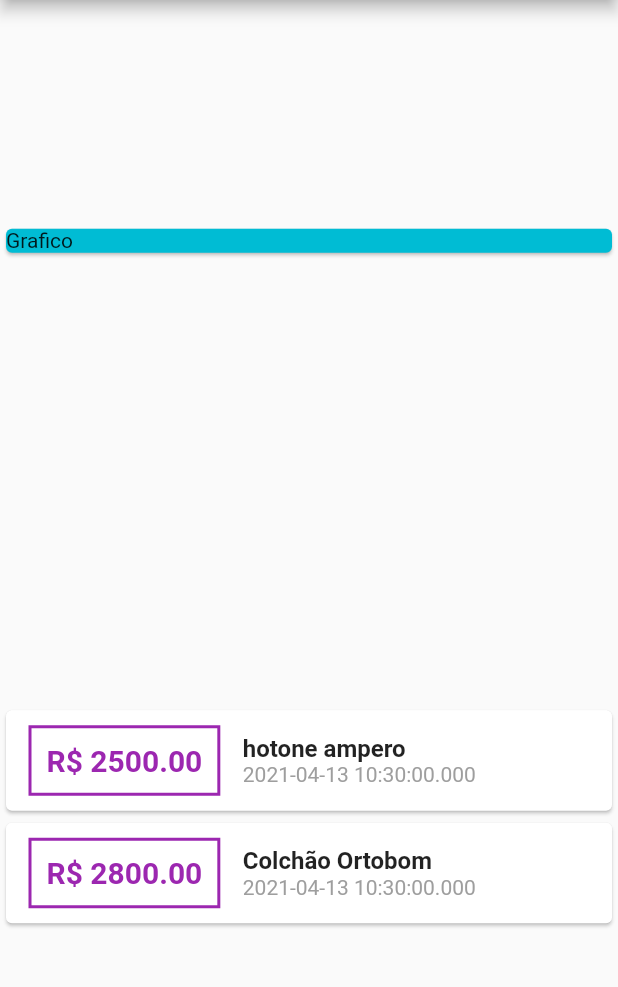
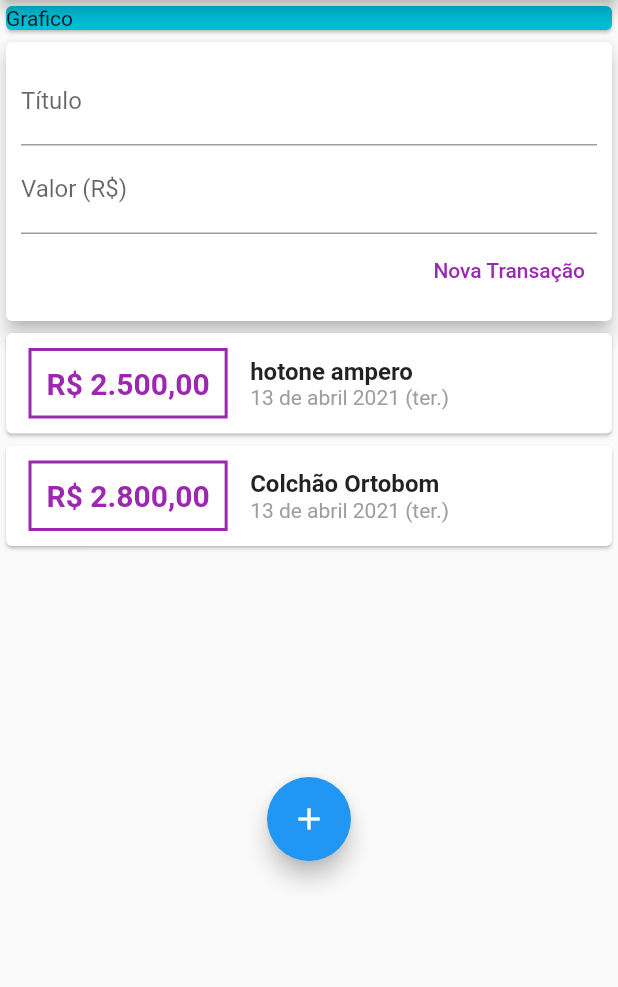
Before and after one commit to MauricioSupero/Expenses, a Flutter app: the screen it shows after launch, on a phone screen of 412 x 824 dp, the part 84-1071 px from its top. Run offline on Flutter 3.47's test engine with Material 2 defaults, Android fonts, the phone set to English and light mode, and no system bars.

Commit message:
add SingleChildScrollView

```diff
--- /dev/null
+++ b/lib/components/transaction_form.dart
@@ -0,0 +1,52 @@
+import 'package:flutter/material.dart';
+
+class TransactionForm extends StatelessWidget {
+  final titleController = TextEditingController();
+  final valueController = TextEditingController();
+
+  final void Function(String, double) onSubmit;
+
+  TransactionForm(this.onSubmit);
+
+  @override
+  Widget build(BuildContext context) {
+    return Card(
+      elevation: 5,
+      child: Padding(
+        padding: const EdgeInsets.all(10.0),
+        child: Column(
+          children: [
+            TextField(
+              controller: titleController,
+              decoration: InputDecoration(
+                labelText: 'Título',
+              ),
+            ),
+            TextField(
+              controller: valueController,
+              decoration: InputDecoration(
+                labelText: 'Valor (R\$)',
+              ),
+            ),
+            Row(
+              mainAxisAlignment: MainAxisAlignment.end,
+              children: [
+                TextButton(
+                  onPressed: () {
+                    final title = titleController.text;
+                    final value = double.tryParse(valueController.text);
+                    onSubmit(title, value);
+                  },
+                  child: Text(
+                    'Nova Transação',
+                    style: TextStyle(color: Colors.purple) ?? 0.0,
+                  ),
+                ),
+              ],
+            )
+          ],
+        ),
+      ),
+    );
+  }
+}
--- /dev/null
+++ b/lib/components/transaction_list.dart
@@ -0,0 +1,69 @@
+import 'package:despesas/models/transaction.dart';
+import 'package:flutter/material.dart';
+import 'package:flutter/widgets.dart';
+import 'package:intl/intl.dart';
+
+class TransactionList extends StatelessWidget {
+  final List<Transaction> transactions;
+
+  TransactionList(this.transactions);
+
+  @override
+  Widget build(BuildContext context) {
+    return Container(
+      height: 300,
+      child: SingleChildScrollView(
+        child: Column(children: [
+          ...transactions
+              .map((tr) => Card(
+                    child: Row(
+                      children: [
+                        Container(
+                          margin: EdgeInsets.symmetric(
+                            horizontal: 15,
+                            vertical: 10,
+                          ),
+                          decoration: BoxDecoration(
+                              border: Border.all(
+                            color: Colors.purple,
+                            width: 2,
+                          )),
+                          padding: EdgeInsets.all(10),
+                          child: Text(
+                            NumberFormat.currency(
+                                    symbol: 'R\$', decimalDigits: 2)
+                                .format(tr.value),
+                            style: TextStyle(
+                              fontWeight: FontWeight.bold,
+                              fontSize: 20,
+                              color: Colors.purple,
+                            ),
+                          ),
+                        ),
+                        Column(
+                          crossAxisAlignment: CrossAxisAlignment.start,
+                          children: [
+                            Text(
+                              tr.title,
+                              style: TextStyle(
+                                fontSize: 16,
+                                fontWeight: FontWeight.bold,
+                              ),
+                            ),
+                            Text(
+                              DateFormat("d 'de' MMMM y (E)").format(tr.date),
+                              style: TextStyle(
+                                color: Colors.grey,
+                              ),
+                            )
+                          ],
+                        ),
+                      ],
+                    ),
+                  ))
+              .toList(),
+        ]),
+      ),
+    );
+  }
+}
--- /dev/null
+++ b/lib/components/transaction_user.dart
@@ -0,0 +1,51 @@
+import 'dart:math';
+
+import 'package:flutter/material.dart';
+
+import 'package:despesas/models/transaction.dart';
+import 'transaction_form.dart';
+import 'transaction_list.dart';
+
+class TransactionUser extends StatefulWidget {
+  @override
+  _TransactionUserState createState() => _TransactionUserState();
+}
+
+class _TransactionUserState extends State<TransactionUser> {
+  final _transactions = [
+    Transaction(
+      id: 't1',
+      title: 'hotone ampero',
+      value: 2500.00,
+      date: DateTime.now(),
+    ),
+    Transaction(
+      id: 't2',
+      title: 'Colchão Ortobom',
+      value: 2800.00,
+      date: DateTime.now(),
+    )
+  ];
+
+  _addTransaction(String title, double value) {
+    final newTransaction = Transaction(
+      id: Random().nextDouble().toString(),
+      title: title,
+      value: value,
+      date: DateTime.now(),
+    );
+    setState(() {
+      _transactions.add(newTransaction);
+    });
+  }
+
+  @override
+  Widget build(BuildContext context) {
+    return Column(
+      children: [
+        TransactionForm(_addTransaction),
+        TransactionList(_transactions),
+      ],
+    );
+  }
+}
--- a/lib/main.dart
+++ b/lib/main.dart
@@ -1,38 +1,28 @@
-import 'package:despesas/models/transaction.dart';
+import 'package:despesas/components/transaction_user.dart';
 import 'package:flutter/material.dart';
+import 'package:intl/date_symbol_data_local.dart';
+import 'package:intl/intl.dart';
 
 main() => runApp(ExpensesApp());
 
 class ExpensesApp extends StatelessWidget {
   @override
   Widget build(BuildContext context) {
+    Intl.defaultLocale = 'pt_BR';
+    initializeDateFormatting('pt_BR', null);
     return MaterialApp(home: MyHomePage());
   }
 }
 
 class MyHomePage extends StatelessWidget {
-  final _transactions = [
-    Transaction(
-      id: 't1',
-      title: 'hotone ampero',
-      value: 2500.00,
-      date: DateTime.now(),
-    ),
-    Transaction(
-      id: 't2',
-      title: 'Colchão Ortobom',
-      value: 2800.00,
-      date: DateTime.now(),
-    )
-  ];
   @override
   Widget build(BuildContext context) {
     return Scaffold(
       appBar: AppBar(
         title: Text('Despesas Pessoais'),
       ),
-      body: Column(
-        mainAxisAlignment: MainAxisAlignment.spaceAround,
+      body: SingleChildScrollView(
+        child: Column(
           crossAxisAlignment: CrossAxisAlignment.stretch,
           children: [
             Container(
@@ -42,55 +32,13 @@ class MyHomePage extends StatelessWidget {
                 child: Text('Grafico'),
               ),
             ),
-          Column(children: [
-            ..._transactions
-                .map((tr) => Card(
-                      child: Row(
-                        children: [
-                          Container(
-                            margin: EdgeInsets.symmetric(
-                              horizontal: 15,
-                              vertical: 10,
-                            ),
-                            decoration: BoxDecoration(
-                                border: Border.all(
-                              color: Colors.purple,
-                              width: 2,
-                            )),
-                            padding: EdgeInsets.all(10),
-                            child: Text(
-                              "R\$ ${tr.value.toStringAsFixed(2)}",
-                              style: TextStyle(
-                                fontWeight: FontWeight.bold,
-                                fontSize: 20,
-                                color: Colors.purple,
-                              ),
-                            ),
-                          ),
-                          Column(
-                            crossAxisAlignment: CrossAxisAlignment.start,
-                            children: [
-                              Text(
-                                tr.title,
-                                style: TextStyle(
-                                  fontSize: 16,
-                                  fontWeight: FontWeight.bold,
-                                ),
-                              ),
-                              Text(
-                                tr.date.toString(),
-                                style: TextStyle(
-                                  color: Colors.grey,
-                                ),
-                              )
-                            ],
+            TransactionUser(),
+            FloatingActionButton(
+              onPressed: () {},
+              child: Icon(Icons.add),
             ),
           ],
         ),
-                    ))
-                .toList(),
-          ]),
-        ],
       ),
     );
   }
--- a/pubspec.yaml
+++ b/pubspec.yaml
@@ -23,7 +23,7 @@ environment:
 dependencies:
   flutter:
     sdk: flutter
-
+  intl: ^0.17.0
 
   # The following adds the Cupertino Icons font to your application.
   # Use with the CupertinoIcons class for iOS style icons.
```
Also changed, not shown: pubspec.lock. Lines whose indentation alone changed are shown as unchanged.
